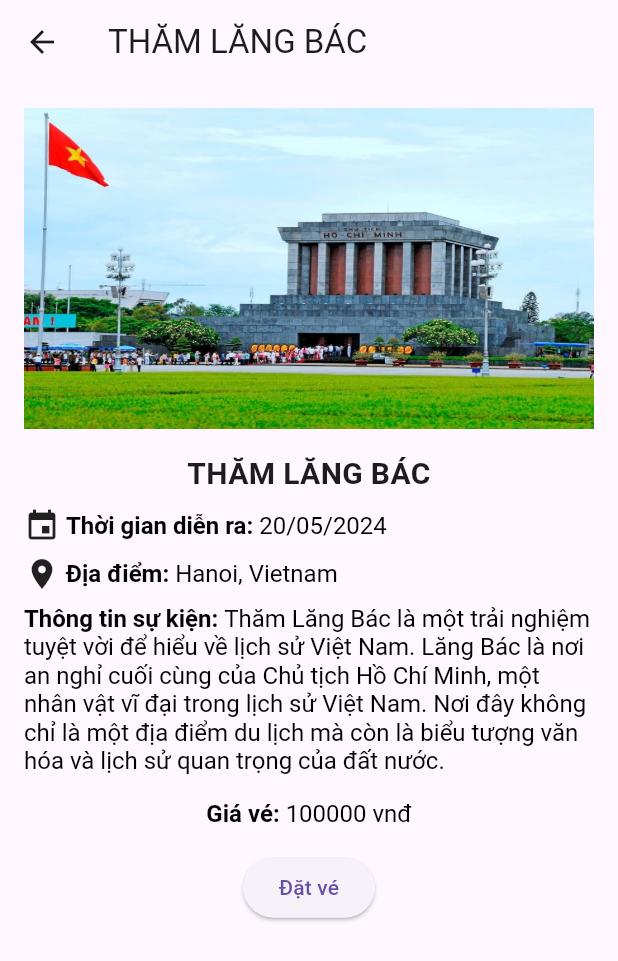
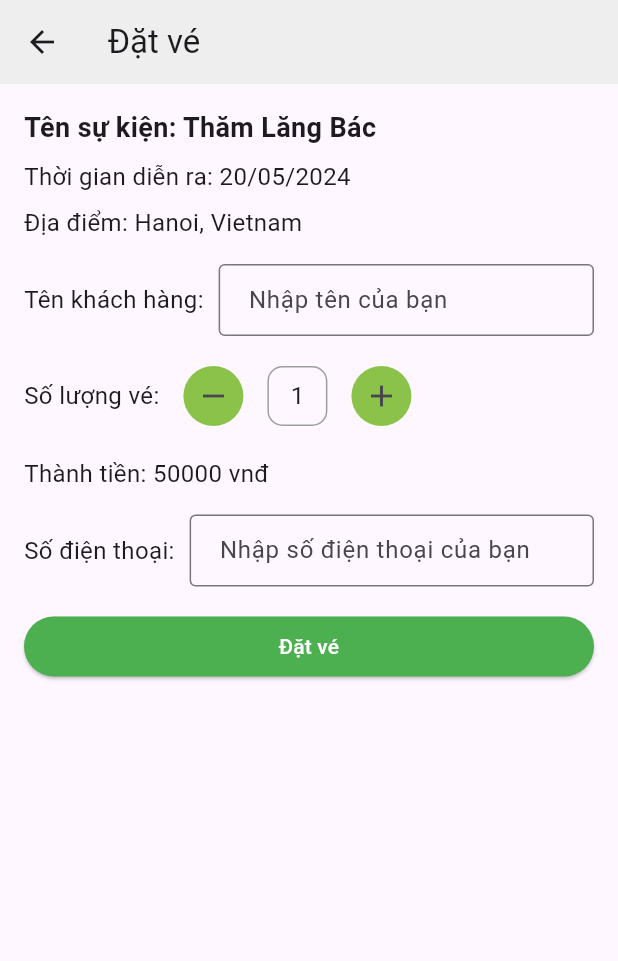
Before and after one commit to PhamHoang16/MyHanoi, a Flutter app: the EventDetailPage screen opened directly with sample values from the repository, after a tap on "Đặt vé", on a phone screen of 412 x 824 dp. Shown: the top 961 px of the screen. Run offline on Flutter 3.47's test engine with Material 3 defaults, Android fonts, the phone set to English and light mode, and no system bars; our stand-ins replace curved_labeled_navigation_bar, google_fonts, google_nav_bar; network calls fail.

Commit message:
add ticketbooking

```diff
--- a/lib/event_detail_page.dart
+++ b/lib/event/event_detail_page.dart
@@ -1,5 +1,6 @@
 import 'package:flutter/material.dart';
-import 'package:hanoi_travel/home/event_page.dart'; // Import EventPage từ tệp tin event_page.dart
+import 'package:hanoi_travel/event/event_page.dart';
+import 'package:hanoi_travel/event/ticket_booking.dart';
 
 class EventDetailPage extends StatelessWidget {
   final EventPage event;
@@ -8,9 +9,11 @@ class EventDetailPage extends StatelessWidget {
 
   @override
   Widget build(BuildContext context) {
-    return Scaffold(
+    return SafeArea(
+        child: Scaffold(
       appBar: AppBar(
         title: Text(event.name.toUpperCase()),
+        backgroundColor: Colors.grey[200], // Xám nhẹ
       ),
       body: SingleChildScrollView(
         padding: EdgeInsets.all(16),
@@ -128,7 +131,7 @@ class EventDetailPage extends StatelessWidget {
                         ),
                       ),
                       TextSpan(
-                        text: "${event.price}",
+                        text: "${event.price} vnđ",
                       ),
                     ],
                   ),
@@ -139,7 +142,17 @@ class EventDetailPage extends StatelessWidget {
                 // Button đặt vé
                 ElevatedButton(
                   onPressed: () {
-                    // Xử lý khi người dùng nhấn vào Button đặt vé
+                    Navigator.push(
+                      context,
+                      MaterialPageRoute(
+                        builder: (context) => TicketBookingPage(
+                          eventName: event.name,
+                          eventDateTime: event.date,
+                          eventLocation: event.location,
+                          eventPrice: event.price,
+                        ),
+                      ),
+                    );
                   },
                   child: Text("Đặt vé"),
                 ),
@@ -148,6 +161,6 @@ class EventDetailPage extends StatelessWidget {
           ],
         ),
       ),
-    );
+    ));
   }
 }
--- a/lib/home/event_page.dart
+++ b/lib/event/event_page.dart
@@ -6,7 +6,7 @@ class EventPage {
   final String date; // Thêm ngày diễn ra
   final String location;
   final String description; // Thêm mô tả chi tiết
-  final String price;
+  final int price;
 
   EventPage({
     required this.name,
@@ -26,7 +26,7 @@ final List<EventPage> events = [
     location: "Hanoi, Vietnam",
     description:
         "Thăm Lăng Bác là một trải nghiệm tuyệt vời để hiểu về lịch sử Việt Nam. Lăng Bác là nơi an nghỉ cuối cùng của Chủ tịch Hồ Chí Minh, một nhân vật vĩ đại trong lịch sử Việt Nam. Nơi đây không chỉ là một địa điểm du lịch mà còn là biểu tượng văn hóa và lịch sử quan trọng của đất nước.",
-    price: "100000 vnđ",
+    price: 50000,
   ),
   EventPage(
     name: "Marathon Hanoi 2024",
@@ -35,7 +35,7 @@ final List<EventPage> events = [
     location: "Hanoi, Vietnam",
     description:
         "Cuộc marathon hàng năm tại Hà Nội thu hút hàng nghìn vận động viên từ khắp nơi. Đây là một sự kiện thể thao lớn với sự tham gia của các vận động viên chuyên nghiệp và yêu thích thể thao từ cộng đồng. Ngoài việc khích lệ sự rèn luyện và rèn luyện thể chất, cuộc marathon còn là cơ hội tuyệt vời để người dân tham gia cùng nhau và tạo ra những kỷ niệm đáng nhớ.",
-    price: "70000 vnđ",
+    price: 70000,
   ),
   EventPage(
     name: "Football Championship",
@@ -44,6 +44,6 @@ final List<EventPage> events = [
     location: "Hanoi, Vietnam",
     description:
         "Giải bóng đá quốc gia đỉnh cao với sự tham gia của các đội bóng hàng đầu. Giải đấu không chỉ thu hút sự chú ý của người hâm mộ bóng đá mà còn là cơ hội cho các đội bóng thể hiện tài năng và sự đối đầu. Các trận đấu sẽ được tổ chức trên các sân vận động lớn và thu hút hàng nghìn người hâm mộ tham dự. Đây chắc chắn sẽ là một sự kiện không thể bỏ qua đối với các fan bóng đá.",
-    price: "150000 vnđ",
+    price: 150000,
   ),
 ];
--- /dev/null
+++ b/lib/event/special_event_page.dart
@@ -0,0 +1,95 @@
+import 'package:flutter/material.dart';
+import 'package:hanoi_travel/event/event_page.dart';
+import 'package:hanoi_travel/event/event_detail_page.dart';
+
+class SpecialEventPage extends StatelessWidget {
+  @override
+  Widget build(BuildContext context) {
+    return SafeArea(
+        child: Scaffold(
+          appBar: AppBar(
+            title: Text("Special Events"),
+            backgroundColor: Colors.grey[200], // Xám nhẹ
+          ),
+          body: ListView.builder(
+            itemCount: events.length,
+            itemBuilder: (context, index) {
+              return GestureDetector(
+                onTap: () {
+                  // Điều hướng đến trang chi tiết với sự kiện tương ứng
+                  Navigator.push(
+                    context,
+                    MaterialPageRoute(
+                      builder: (context) => EventDetailPage(event: events[index]),
+                    ),
+                  );
+                },
+                child: Card(
+                  elevation: 3,
+                  margin: EdgeInsets.all(8), // Khoảng cách giữa các khung
+                  child: Padding(
+                    padding: const EdgeInsets.all(8.0),
+                    child: Row(
+                      crossAxisAlignment: CrossAxisAlignment.start,
+                      children: [
+                        Container(
+                          width: MediaQuery.of(context).size.width * 0.33,
+                          child: AspectRatio(
+                            aspectRatio: 1, // tỉ lệ khung hình vuông
+                            child: ClipRRect(
+                              borderRadius: BorderRadius.circular(8),
+                              child: Image.asset(
+                                events[index].image,
+                                fit: BoxFit.cover,
+                              ),
+                            ),
+                          ),
+                        ),
+                        SizedBox(width: 8),
+                        Expanded(
+                          child: Column(
+                            crossAxisAlignment: CrossAxisAlignment.start,
+                            children: [
+                              Text(
+                                events[index].name,
+                                style: TextStyle(
+                                  fontWeight: FontWeight.bold,
+                                  fontSize: 16,
+                                ),
+                              ),
+                              SizedBox(height: 4),
+                              Row(
+                                children: [
+                                  Icon(Icons.event),
+                                  SizedBox(width: 4),
+                                  Text(events[index].date),
+                                ],
+                              ),
+                              SizedBox(height: 4),
+                              Row(
+                                children: [
+                                  Icon(Icons.location_on),
+                                  SizedBox(width: 4),
+                                  Text(events[index].location),
+                                ],
+                              ),
+                              SizedBox(height: 8),
+                              Text(
+                                events[index].description,
+                                maxLines: 3, // Giới hạn số dòng của mô tả
+                                overflow: TextOverflow.ellipsis, // Hiển thị dấu ... khi văn bản bị cắt ngắn
+                              ),
+                            ],
+                          ),
+                        ),
+                      ],
+                    ),
+                  ),
+                ),
+              );
+            },
+          ),
+        ),
+    );
+  }
+}
--- /dev/null
+++ b/lib/event/ticket_booking.dart
@@ -0,0 +1,194 @@
+import 'package:flutter/material.dart';
+
+class TicketBookingPage extends StatefulWidget {
+  final String eventName;
+  final String eventDateTime;
+  final String eventLocation;
+  final int eventPrice;
+
+  TicketBookingPage({
+    required this.eventName,
+    required this.eventDateTime,
+    required this.eventLocation,
+    required this.eventPrice,
+  });
+
+  @override
+  _TicketBookingPageState createState() => _TicketBookingPageState();
+}
+
+class _TicketBookingPageState extends State<TicketBookingPage> {
+  int quantity = 1; // Số lượng vé mặc định
+  int totalPrice = 0;
+
+  @override
+  void initState() {
+    super.initState();
+    totalPrice = widget.eventPrice;
+  }
+
+  @override
+  Widget build(BuildContext context) {
+    return SafeArea(
+        child: Scaffold(
+      appBar: AppBar(
+        title: Text("Đặt vé"),
+        backgroundColor: Colors.grey[200], // Xám nhẹ
+      ),
+      body: SingleChildScrollView(
+        child: Padding(
+          padding: const EdgeInsets.all(16.0),
+          child: Column(
+            crossAxisAlignment: CrossAxisAlignment.start,
+            children: [
+              Text(
+                "Tên sự kiện: ${widget.eventName}",
+                style: TextStyle(fontSize: 18, fontWeight: FontWeight.bold),
+              ),
+              SizedBox(height: 8),
+              Text(
+                "Thời gian diễn ra: ${widget.eventDateTime}",
+                style: TextStyle(fontSize: 16),
+              ),
+              SizedBox(height: 8),
+              Text(
+                "Địa điểm: ${widget.eventLocation}",
+                style: TextStyle(fontSize: 16),
+              ),
+              SizedBox(height: 16),
+              Row(
+                children: [
+                  Text(
+                    "Tên khách hàng:",
+                    style: TextStyle(fontSize: 16),
+                  ),
+                  SizedBox(width: 10),
+                  Expanded(
+                    child: TextField(
+                      decoration: InputDecoration(
+                        hintText: "Nhập tên của bạn",
+                        border: OutlineInputBorder(), // Khung viền cho TextField
+                        contentPadding: EdgeInsets.symmetric(vertical: 12.0, horizontal: 16.0), // Điều chỉnh chiều cao của khung nhập
+                      ),
+                    ),
+                  ),
+                ],
+              ),
+              SizedBox(height: 16),
+
+              Row(
+                // mainAxisAlignment: MainAxisAlignment.spaceBetween,
+                children: [
+                  Text(
+                    "Số lượng vé:",
+                    style: TextStyle(fontSize: 16),
+                  ),
+                  SizedBox(width: 12),
+                  Row(
+                    children: [
+                      IconButton(
+                        icon: Icon(Icons.remove),
+                        style: ButtonStyle(
+                          backgroundColor: MaterialStateProperty.all<Color>(Colors.lightGreen),
+                        ),
+                        onPressed: () {
+                          setState(() {
+                            if (quantity > 1) {
+                              quantity--;
+                              calculateTotalPrice(quantity);
+                            }
+                          });
+                        },
+                      ),
+                      SizedBox(width: 12),
+                      Container(
+                        width: 40,
+                        height: 40,
+                        decoration: BoxDecoration(
+                          borderRadius: BorderRadius.circular(10),
+                          border: Border.all(color: Colors.grey),
+                        ),
+                        child: Align(
+                          alignment: Alignment.center,
+                          child: Text(
+                            quantity.toString(),
+                            style: TextStyle(fontSize: 16),
+                          ),
+                        ),
+                      ),
+
+
+                      SizedBox(width: 12),
+                      IconButton(
+                        icon: Icon(Icons.add),
+                        style: ButtonStyle(
+                          backgroundColor: MaterialStateProperty.all<Color>(Colors.lightGreen),
+                        ),
+                        onPressed: () {
+                          setState(() {
+                            quantity++;
+                            calculateTotalPrice(quantity);
+                          });
+                        },
+                      ),
+                    ],
+                  ),
+                ],
+              ),
+
+              SizedBox(height: 16),
+              Text(
+                "Thành tiền: ${totalPrice.toString()} vnđ",
+                style: TextStyle(fontSize: 16),
+              ),
+              SizedBox(height: 16),
+              Row(
+                children: [
+                  Text(
+                    "Số điện thoại:",
+                    style: TextStyle(fontSize: 16),
+                  ),
+                  SizedBox(width: 10),
+                  Expanded(
+                    child: TextField(
+                      keyboardType: TextInputType.phone,
+                      decoration: InputDecoration(
+                        hintText: "Nhập số điện thoại của bạn",
+                        border: OutlineInputBorder(), // Khung viền cho TextField
+                        contentPadding: EdgeInsets.symmetric(vertical: 12.0, horizontal: 16.0),
+                      ),
+                    ),
+                  ),
+                ],
+              ),
+              SizedBox(height: 16),
+              Container(
+                width: double.infinity,
+                child: ElevatedButton(
+                  onPressed: () {
+                    // Xử lý khi người dùng nhấn nút Đặt vé
+                  },
+                  style: ButtonStyle(
+                    backgroundColor: MaterialStateProperty.all<Color>(Colors.green), // Đổi màu nền của nút Đặt vé thành màu xanh
+                  ),
+                  child: Text(
+                    "Đặt vé",
+                    style: TextStyle(color: Colors.white),
+                  ),
+                ),
+              ),
+
+            ],
+          ),
+        ),
+      ),
+    ));
+  }
+
+  void calculateTotalPrice(int newQuantity) {
+    setState(() {
+      quantity = newQuantity;
+      totalPrice = widget.eventPrice * newQuantity;
+    });
+  }
+}
--- a/lib/home/home_page.dart
+++ b/lib/home/home_page.dart
@@ -8,10 +8,10 @@ import 'package:google_nav_bar/google_nav_bar.dart';
 import 'package:hanoi_travel/elements/nav_bar.dart';
 
 import 'package:hanoi_travel/main.dart';
-import 'package:hanoi_travel/special_event_page.dart';
+import 'package:hanoi_travel/event/special_event_page.dart';
 import 'package:hanoi_travel/models/destination.dart';
-import 'package:hanoi_travel/home/event_page.dart';
-import 'package:hanoi_travel/event_detail_page.dart';
+import 'package:hanoi_travel/event/event_page.dart';
+import 'package:hanoi_travel/event/event_detail_page.dart';
 
 class HomePage extends StatefulWidget {
   const HomePage({Key? key}) : super(key: key);
--- a/lib/main.dart
+++ b/lib/main.dart
@@ -11,26 +11,6 @@ import 'home/setting_page.dart';
 void main() {
   runApp(MyApp());
 }
-
-// class MyApp extends StatelessWidget {
-//   MyApp({super.key});
-//   // This widget is the root of your application.
-//   @override
-//   Widget build(BuildContext context) {
-//     double screenWidth = MediaQuery.of(context).size.width;
-//     double screenHeight = MediaQuery.of(context).size.height;
-//     Color mainColor = Colors.green.shade300;
-//     Color backgroundColor = Colors.white;
-//     List<Destination> favoriteList = [];
-//     return MaterialApp(
-//       debugShowCheckedModeBanner: false,
-//       home: Container(
-//         color: Colors.white,
-//         child: Home()
-//       )
-//     );
-//   }
-// }
 class MyApp extends StatefulWidget {
   const MyApp({super.key});
 
@@ -81,7 +61,8 @@ class _MyAppState extends State<MyApp> {
   Widget build(BuildContext context) {
     return MaterialApp(
       debugShowCheckedModeBanner: false,
-      home: Scaffold(
+      home: SafeArea(
+          child: Scaffold(
             backgroundColor: Colors.white,
             body: SafeArea(
               child: currentWidget,
@@ -127,94 +108,7 @@ class _MyAppState extends State<MyApp> {
             ),
 
           )
+      ),
     );
   }
 }
-
-// class MyHomePage extends StatefulWidget {
-//   const MyHomePage({super.key, required this.title});
-//
-//   // This widget is the home page of your application. It is stateful, meaning
-//   // that it has a State object (defined below) that contains fields that affect
-//   // how it looks.
-//
-//   // This class is the configuration for the state. It holds the values (in this
-//   // case the title) provided by the parent (in this case the App widget) and
-//   // used by the build method of the State. Fields in a Widget subclass are
-//   // always marked "final".
-//
-//   final String title;
-//
-//   @override
-//   State<MyHomePage> createState() => _MyHomePageState();
-// }
-//
-// class _MyHomePageState extends State<MyHomePage> {
-//   int _counter = 0;
-//
-//   void _incrementCounter() {
-//     setState(() {
-//       // This call to setState tells the Flutter framework that something has
-//       // changed in this State, which causes it to rerun the build method below
-//       // so that the display can reflect the updated values. If we changed
-//       // _counter without calling setState(), then the build method would not be
-//       // called again, and so nothing would appear to happen.
-//       _counter++;
-//     });
-//   }
-//
-//   @override
-//   Widget build(BuildContext context) {
-//     // This method is rerun every time setState is called, for instance as done
-//     // by the _incrementCounter method above.
-//     //
-//     // The Flutter framework has been optimized to make rerunning build methods
-//     // fast, so that you can just rebuild anything that needs updating rather
-//     // than having to individually change instances of widgets.
-//     return Scaffold(
-//       appBar: AppBar(
-//         // TRY THIS: Try changing the color here to a specific color (to
-//         // Colors.amber, perhaps?) and trigger a hot reload to see the AppBar
-//         // change color while the other colors stay the same.
-//         backgroundColor: Theme.of(context).colorScheme.inversePrimary,
-//         // Here we take the value from the MyHomePage object that was created by
-//         // the App.build method, and use it to set our appbar title.
-//         title: Text(widget.title),
-//       ),
-//       body: Center(
-//         // Center is a layout widget. It takes a single child and positions it
-//         // in the middle of the parent.
-//         child: Column(
-//           // Column is also a layout widget. It takes a list of children and
-//           // arranges them vertically. By default, it sizes itself to fit its
-//           // children horizontally, and tries to be as tall as its parent.
-//           //
-//           // Column has various properties to control how it sizes itself and
-//           // how it positions its children. Here we use mainAxisAlignment to
-//           // center the children vertically; the main axis here is the vertical
-//           // axis because Columns are vertical (the cross axis would be
-//           // horizontal).
-//           //
-//           // TRY THIS: Invoke "debug painting" (choose the "Toggle Debug Paint"
-//           // action in the IDE, or press "p" in the console), to see the
-//           // wireframe for each widget.
-//           mainAxisAlignment: MainAxisAlignment.center,
-//           children: <Widget>[
-//             const Text(
-//               'You have pushed the button this many times:',
-//             ),
-//             Text(
-//               '$_counter',
-//               style: Theme.of(context).textTheme.headlineMedium,
-//             ),
-//           ],
-//         ),
-//       ),
-//       floatingActionButton: FloatingActionButton(
-//         onPressed: _incrementCounter,
-//         tooltip: 'Increment',
-//         child: const Icon(Icons.add),
-//       ), // This trailing comma makes auto-formatting nicer for build methods.
-//     );
-//   }
-// }
--- a/lib/special_event_page.dart
+++ /dev/null
@@ -1,93 +0,0 @@
-import 'package:flutter/material.dart';
-import 'package:hanoi_travel/home/event_page.dart';
-
-import 'event_detail_page.dart';
-
-class SpecialEventPage extends StatelessWidget {
-  @override
-  Widget build(BuildContext context) {
-    return Scaffold(
-      appBar: AppBar(
-        title: Text("Special Events"),
-      ),
-      body: ListView.builder(
-        itemCount: events.length,
-        itemBuilder: (context, index) {
-          return GestureDetector(
-            onTap: () {
-              // Điều hướng đến trang chi tiết với sự kiện tương ứng
-              Navigator.push(
-                context,
-                MaterialPageRoute(
-                  builder: (context) => EventDetailPage(event: events[index]),
-                ),
-              );
-            },
-            child: Card(
-              elevation: 3,
-              margin: EdgeInsets.all(8), // Khoảng cách giữa các khung
-              child: Padding(
-                padding: const EdgeInsets.all(8.0),
-                child: Row(
-                  crossAxisAlignment: CrossAxisAlignment.start,
-                  children: [
-                    Container(
-                      width: MediaQuery.of(context).size.width * 0.33,
-                      child: AspectRatio(
-                        aspectRatio: 1, // tỉ lệ khung hình vuông
-                        child: ClipRRect(
-                          borderRadius: BorderRadius.circular(8),
-                          child: Image.asset(
-                            events[index].image,
-                            fit: BoxFit.cover,
-                          ),
-                        ),
-                      ),
-                    ),
-                    SizedBox(width: 8),
-                    Expanded(
-                      child: Column(
-                        crossAxisAlignment: CrossAxisAlignment.start,
-                        children: [
-                          Text(
-                            events[index].name,
-                            style: TextStyle(
-                              fontWeight: FontWeight.bold,
-                              fontSize: 16,
-                            ),
-                          ),
-                          SizedBox(height: 4),
-                          Row(
-                            children: [
-                              Icon(Icons.event),
-                              SizedBox(width: 4),
-                              Text(events[index].date),
-                            ],
-                          ),
-                          SizedBox(height: 4),
-                          Row(
-                            children: [
-                              Icon(Icons.location_on),
-                              SizedBox(width: 4),
-                              Text(events[index].location),
-                            ],
-                          ),
-                          SizedBox(height: 8),
-                          Text(
-                            events[index].description,
-                            maxLines: 3, // Giới hạn số dòng của mô tả
-                            overflow: TextOverflow.ellipsis, // Hiển thị dấu ... khi văn bản bị cắt ngắn
-                          ),
-                        ],
-                      ),
-                    ),
-                  ],
-                ),
-              ),
-            ),
-          );
-        },
-      ),
-    );
-  }
-}
```
Also changed, not shown: pubspec.lock. Lines whose indentation alone changed are shown as unchanged.
